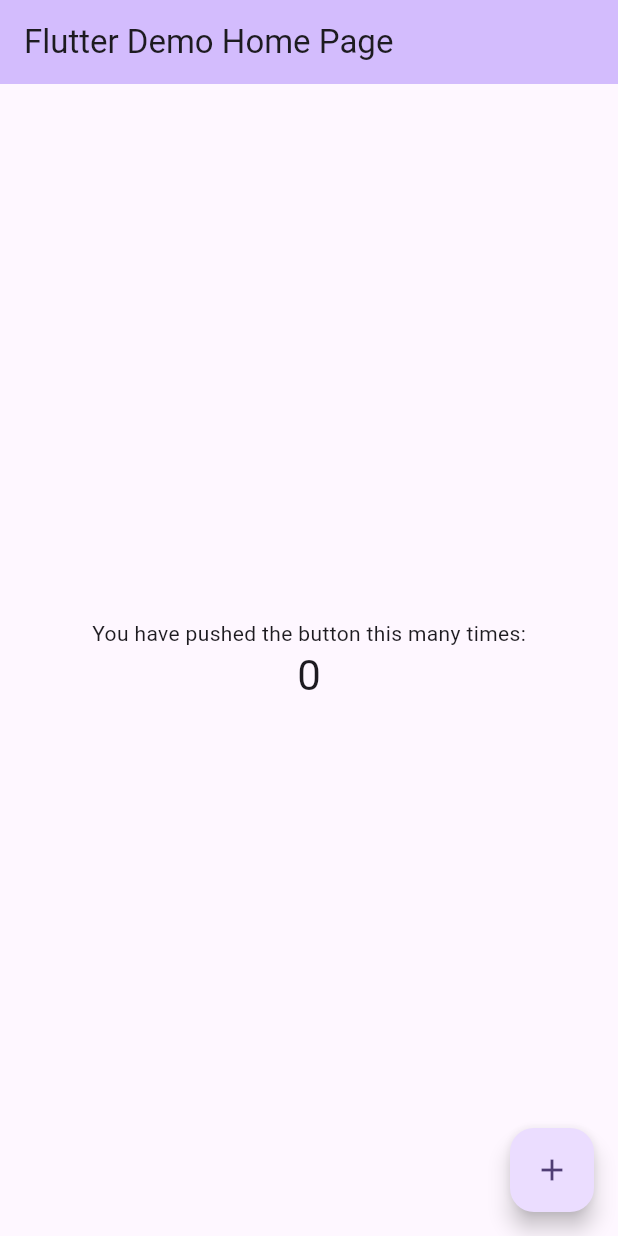
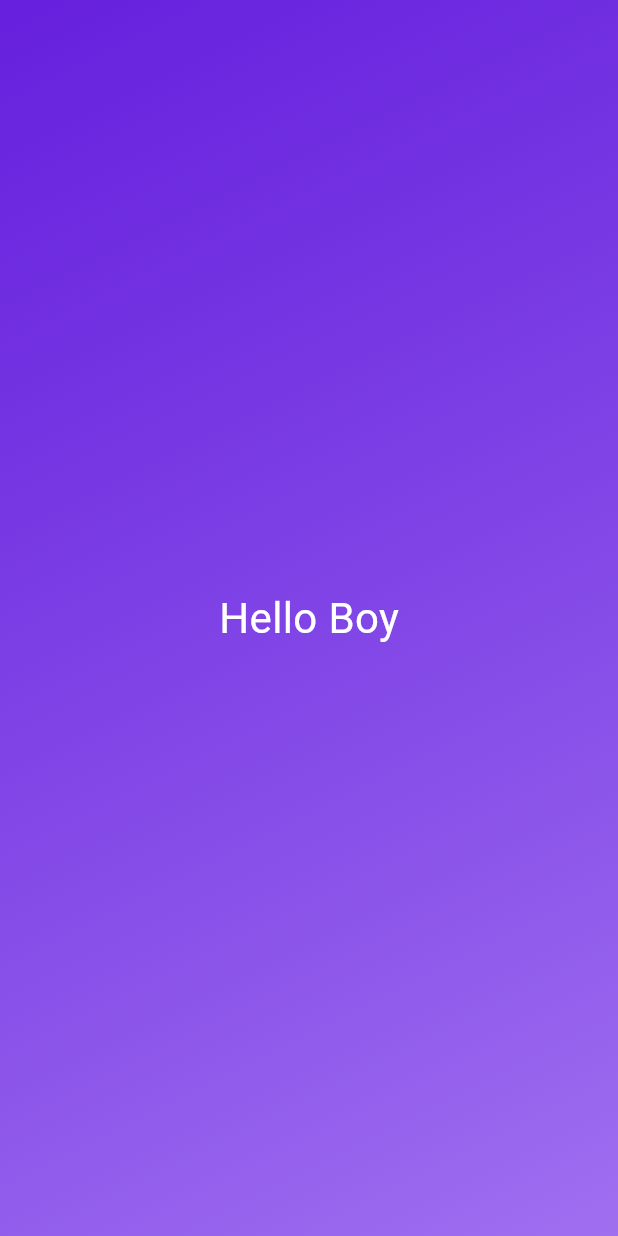
Before and after one commit to satyam131/Flutter_Learning, a Flutter app: the screen it shows after launch, on a phone screen of 412 x 824 dp. Run offline on Flutter 3.47's test engine with Material 3 defaults, Android fonts, the phone set to English and light mode, and no system bars.

Commit message:
+own stateless widget

```diff
--- /dev/null
+++ b/roll_dice/lib/gradient_container.dart
@@ -0,0 +1,30 @@
+import 'package:flutter/material.dart';
+
+class GradientContainer extends StatelessWidget {
+  const GradientContainer({super.key});
+
+  @override
+  Widget build(context) {
+    return Container(
+      decoration: const BoxDecoration(
+        gradient: LinearGradient(
+          begin: Alignment.topLeft,
+          end: Alignment.bottomRight,
+          colors: [
+            Color.fromARGB(226, 82, 4, 217),
+            Color.fromARGB(255, 159, 111, 240),
+          ],
+        ),
+      ),
+      child: const Center(
+        child: Text(
+          "Hello Boy",
+          style: TextStyle(
+            color: Colors.white,
+            fontSize: 28,
+          ),
+        ),
+      ),
+    );
+  }
+}
--- a/roll_dice/lib/main.dart
+++ b/roll_dice/lib/main.dart
@@ -1,125 +1,12 @@
 import 'package:flutter/material.dart';
+import 'gradient_container.dart';
 
 void main() {
-  runApp(const MyApp());
+  runApp(
+    const MaterialApp(
+      home: Scaffold(
+        body: GradientContainer(),
+      ),
+    ),
+  );
 }
-
-class MyApp extends StatelessWidget {
-  const MyApp({super.key});
-
-  // This widget is the root of your application.
-  @override
-  Widget build(BuildContext context) {
-    return MaterialApp(
-      title: 'Flutter Demo',
-      theme: ThemeData(
-        // This is the theme of your application.
-        //
-        // TRY THIS: Try running your application with "flutter run". You'll see
-        // the application has a purple toolbar. Then, without quitting the app,
-        // try changing the seedColor in the colorScheme below to Colors.green
-        // and then invoke "hot reload" (save your changes or press the "hot
-        // reload" button in a Flutter-supported IDE, or press "r" if you used
-        // the command line to start the app).
-        //
-        // Notice that the counter didn't reset back to zero; the application
-        // state is not lost during the reload. To reset the state, use hot
-        // restart instead.
-        //
-        // This works for code too, not just values: Most code changes can be
-        // tested with just a hot reload.
-        colorScheme: ColorScheme.fromSeed(seedColor: Colors.deepPurple),
-        useMaterial3: true,
-      ),
-      home: const MyHomePage(title: 'Flutter Demo Home Page'),
-    );
-  }
-}
-
-class MyHomePage extends StatefulWidget {
-  const MyHomePage({super.key, required this.title});
-
-  // This widget is the home page of your application. It is stateful, meaning
-  // that it has a State object (defined below) that contains fields that affect
-  // how it looks.
-
-  // This class is the configuration for the state. It holds the values (in this
-  // case the title) provided by the parent (in this case the App widget) and
-  // used by the build method of the State. Fields in a Widget subclass are
-  // always marked "final".
-
-  final String title;
-
-  @override
-  State<MyHomePage> createState() => _MyHomePageState();
-}
-
-class _MyHomePageState extends State<MyHomePage> {
-  int _counter = 0;
-
-  void _incrementCounter() {
-    setState(() {
-      // This call to setState tells the Flutter framework that something has
-      // changed in this State, which causes it to rerun the build method below
-      // so that the display can reflect the updated values. If we changed
-      // _counter without calling setState(), then the build method would not be
-      // called again, and so nothing would appear to happen.
-      _counter++;
-    });
-  }
-
-  @override
-  Widget build(BuildContext context) {
-    // This method is rerun every time setState is called, for instance as done
-    // by the _incrementCounter method above.
-    //
-    // The Flutter framework has been optimized to make rerunning build methods
-    // fast, so that you can just rebuild anything that needs updating rather
-    // than having to individually change instances of widgets.
-    return Scaffold(
-      appBar: AppBar(
-        // TRY THIS: Try changing the color here to a specific color (to
-        // Colors.amber, perhaps?) and trigger a hot reload to see the AppBar
-        // change color while the other colors stay the same.
-        backgroundColor: Theme.of(context).colorScheme.inversePrimary,
-        // Here we take the value from the MyHomePage object that was created by
-        // the App.build method, and use it to set our appbar title.
-        title: Text(widget.title),
-      ),
-      body: Center(
-        // Center is a layout widget. It takes a single child and positions it
-        // in the middle of the parent.
-        child: Column(
-          // Column is also a layout widget. It takes a list of children and
-          // arranges them vertically. By default, it sizes itself to fit its
-          // children horizontally, and tries to be as tall as its parent.
-          //
-          // Column has various properties to control how it sizes itself and
-          // how it positions its children. Here we use mainAxisAlignment to
-          // center the children vertically; the main axis here is the vertical
-          // axis because Columns are vertical (the cross axis would be
-          // horizontal).
-          //
-          // TRY THIS: Invoke "debug painting" (choose the "Toggle Debug Paint"
-          // action in the IDE, or press "p" in the console), to see the
-          // wireframe for each widget.
-          mainAxisAlignment: MainAxisAlignment.center,
-          children: <Widget>[
-            const Text(
-              'You have pushed the button this many times:',
-            ),
-            Text(
-              '$_counter',
-              style: Theme.of(context).textTheme.headlineMedium,
-            ),
-          ],
-        ),
-      ),
-      floatingActionButton: FloatingActionButton(
-        onPressed: _incrementCounter,
-        tooltip: 'Increment',
-        child: const Icon(Icons.add),
-      ), // This trailing comma makes auto-formatting nicer for build methods.
-    );
-  }
-}
```
Also changed, not shown: 1 other file.
